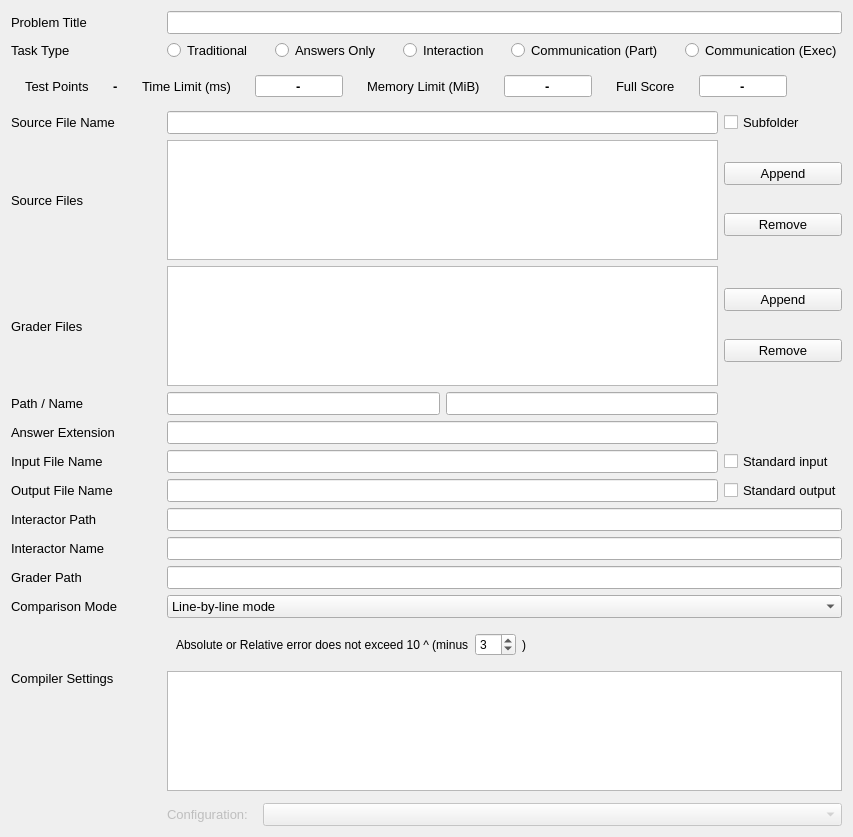
Before: the Qt Designer form src/forms/taskeditwidget.ui in cjliwea/LemonLime-Online, drawn with Qt 5.
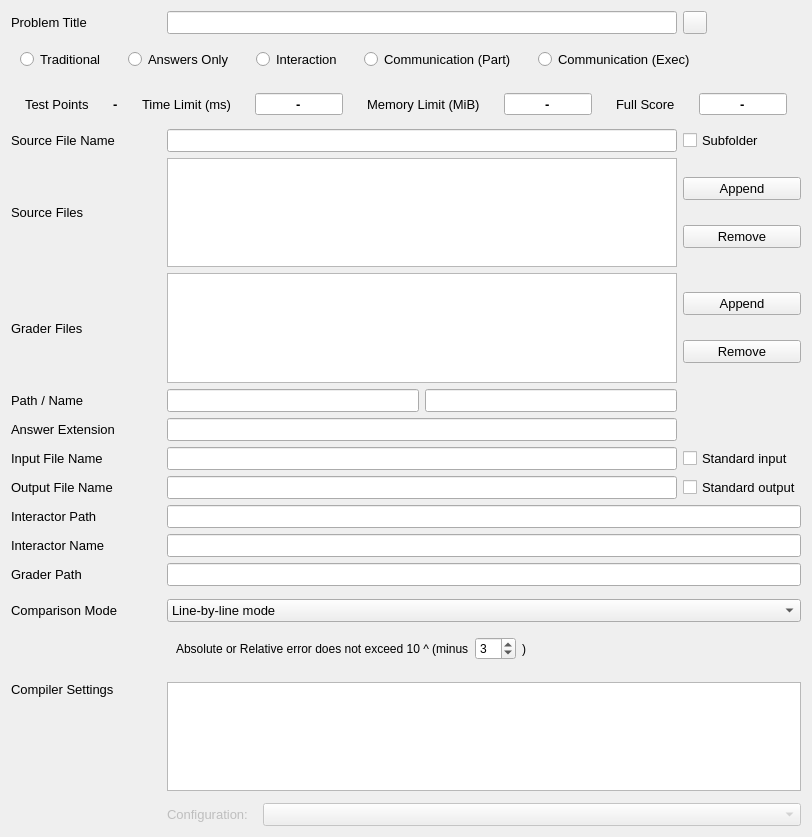
After: the same form once the commit is applied. Icons and pictures are not drawn. Custom widgets are drawn as their Qt base class.

Commit message: feat(taskedit): 试题类型改为标题右侧下拉按钮，移除题型单选行

Diff of the .ui file:
```diff
--- a/src/forms/taskeditwidget.ui
+++ b/src/forms/taskeditwidget.ui
@@ -123,7 +123,7 @@
      </column>
     </widget>
    </item>
-   <item row="0" column="1" colspan="2">
+   <item row="0" column="1">
     <widget class="QLineEdit" name="problemTitle">
      <property name="font">
       <font>
@@ -135,6 +135,22 @@
      </property>
     </widget>
    </item>
+   <item row="0" column="2">
+    <widget class="QToolButton" name="taskTypeButton">
+     <property name="sizePolicy">
+      <sizepolicy hsizetype="Fixed" vsizetype="Fixed">
+       <horstretch>0</horstretch>
+       <verstretch>0</verstretch>
+      </sizepolicy>
+     </property>
+     <property name="font">
+      <font>
+       <pointsize>10</pointsize>
+       <bold>true</bold>
+      </font>
+     </property>
+    </widget>
+   </item>
    <item row="3" column="2">
     <widget class="QCheckBox" name="subFolderCheck">
      <property name="font">
@@ -188,25 +204,6 @@
      </property>
     </widget>
    </item>
-   <item row="1" column="0">
-    <widget class="QLabel" name="taskTypeLabel">
-     <property name="sizePolicy">
-      <sizepolicy hsizetype="Preferred" vsizetype="Fixed">
-       <horstretch>0</horstretch>
-       <verstretch>0</verstretch>
-      </sizepolicy>
-     </property>
-     <property name="font">
-      <font>
-       <pointsize>10</pointsize>
-       <bold>false</bold>
-      </font>
-     </property>
-     <property name="text">
-      <string>Task Type</string>
-     </property>
-    </widget>
-   </item>
    <item row="17" column="1" colspan="2">
     <widget class="QComboBox" name="comparisonMode">
      <property name="font">
@@ -844,7 +841,13 @@
      </item>
     </layout>
    </item>
-   <item row="1" column="1" colspan="2">
+   <item row="1" column="0" colspan="3">
+    <!-- 题型单选按钮不再直接展示：整组移入隐藏容器，仅由右侧 taskTypeButton 的下拉菜单驱动，
+         以复用 taskeditwidget.cpp 中既有的 toggled -> setTo* 业务逻辑（控件名不可改动） -->
+    <widget class="QWidget" name="taskTypeHiddenGroup">
+     <property name="visible">
+      <bool>false</bool>
+     </property>
     <layout class="QHBoxLayout" name="taskTypeLayout">
      <property name="spacing">
       <number>22</number>
@@ -971,6 +974,40 @@
       </spacer>
      </item>
     </layout>
+    </widget>
+   </item>
+   <!-- 分区隔断（P2 降级方案：不重排表格，仅用极细分割线做视觉分组） -->
+   <item row="16" column="0" colspan="3">
+    <widget class="QFrame" name="sectionDividerEval">
+     <property name="minimumSize">
+      <size>
+       <width>0</width>
+       <height>1</height>
+      </size>
+     </property>
+     <property name="maximumSize">
+      <size>
+       <width>16777215</width>
+       <height>1</height>
+      </size>
+     </property>
+    </widget>
+   </item>
+   <item row="20" column="0" colspan="3">
+    <widget class="QFrame" name="sectionDividerCompiler">
+     <property name="minimumSize">
+      <size>
+       <width>0</width>
+       <height>1</height>
+      </size>
+     </property>
+     <property name="maximumSize">
+      <size>
+       <width>16777215</width>
+       <height>1</height>
+      </size>
+     </property>
+    </widget>
    </item>
    <item row="2" column="0" colspan="3">
     <widget class="QFrame" name="taskInfoBar">
```
Left out of the diff: 16 changed lines with no effect on the pictures. Lines whose indentation alone changed are shown as unchanged. The commit also changes 3 other files.
